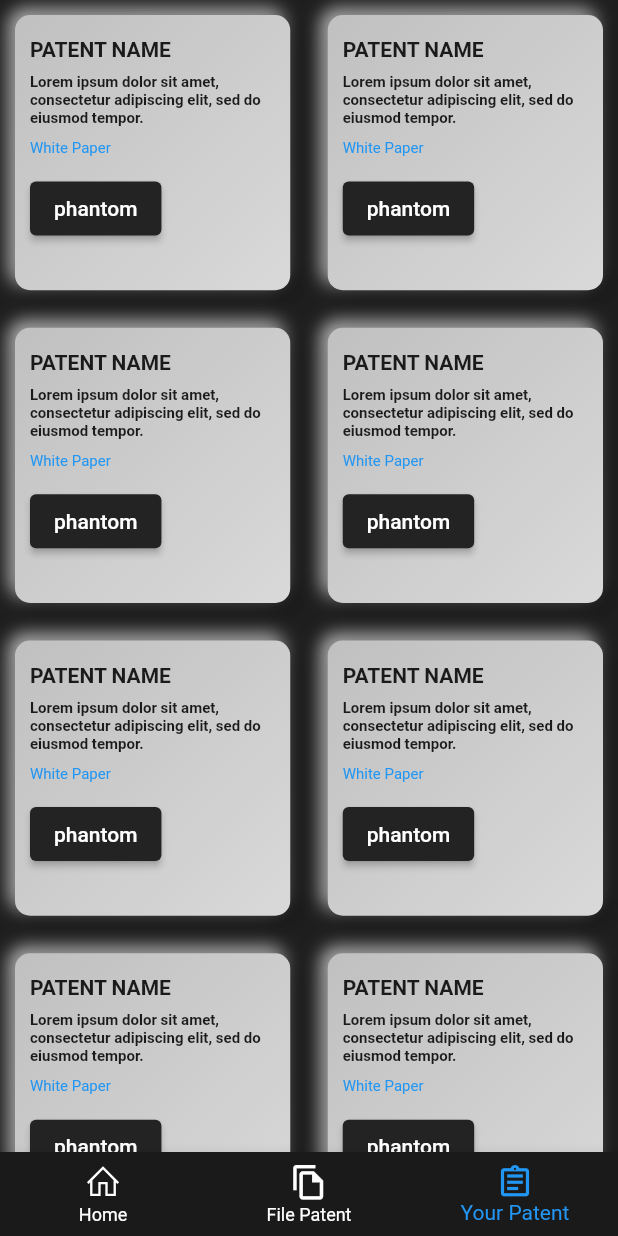
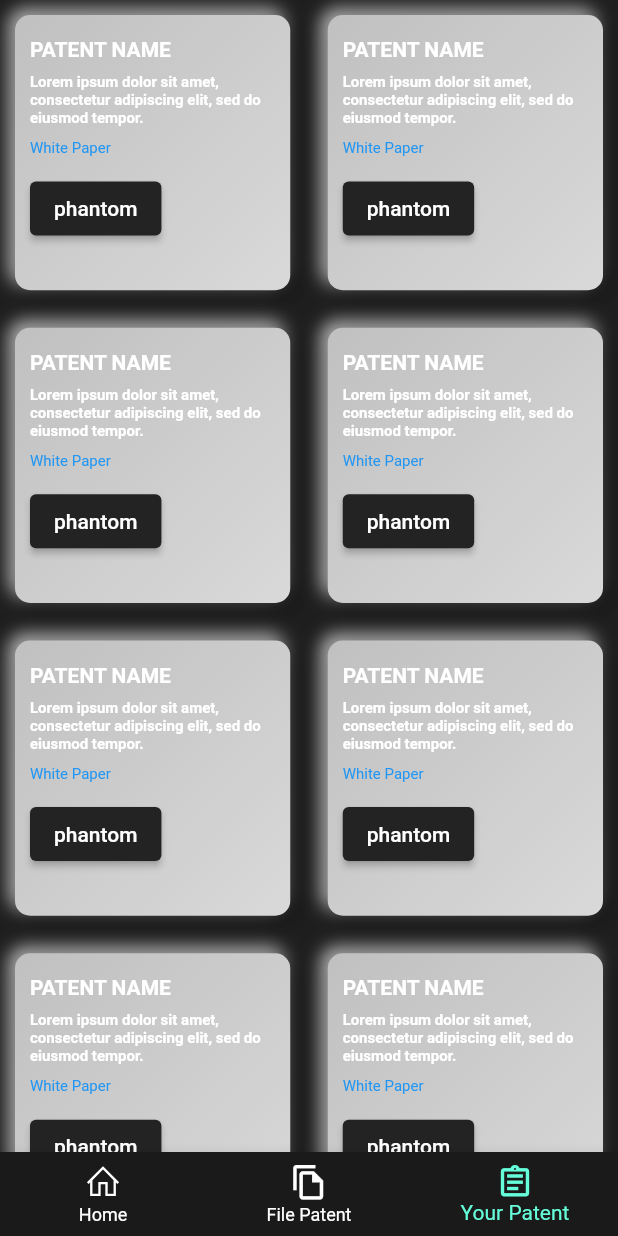
Before and after one commit to Daksh2356/Patent_De_App, a Flutter app: the screen it shows after launch, item 3 of the bottom bar chosen, on a phone screen of 412 x 824 dp. Run offline on Flutter 3.47's test engine with Material 2 defaults, Android fonts, the phone set to English and light mode, and no system bars; drawn by our look-alikes of flutter_neumorphic; our stand-ins replace firebase_core, google_fonts, line_icons, uni_links; missing offline and left inert: contactus, phantom_connect; accounts and stored records are empty.

Commit message:
added picture in file patent page

```diff
--- a/patent_dapp/lib/main.dart
+++ b/patent_dapp/lib/main.dart
@@ -7,6 +7,7 @@ import 'dart:async';
 import 'package:flutter/foundation.dart';
 import 'package:flutter/services.dart';
 import 'package:uni_links/uni_links.dart';
+import './pages/filepatent.dart';
 // ...
 
 void main() async {
@@ -115,9 +116,12 @@ class _MyAppState extends State<MyApp> {
     return MaterialApp(
       debugShowCheckedModeBanner: false,
       initialRoute: '/',
+      theme: ThemeData(
+          brightness: Brightness.dark, scaffoldBackgroundColor: Colors.black),
       routes: {
         '/': (context) => const BottomNav(),
         '/profile': (context) => const Ppage(),
+        '/patietent':(context) => const Body(),
       },
     );
   }
--- a/patent_dapp/lib/pages/bottom_nav.dart
+++ b/patent_dapp/lib/pages/bottom_nav.dart
@@ -2,6 +2,7 @@ import 'package:flutter/material.dart';
 import 'package:line_icons/line_icons.dart';
 import './crowdfunding.dart';
 import '../widgets/patent_card.dart';
+import './filepatent.dart';
 
 class BottomNav extends StatefulWidget {
   const BottomNav({super.key});
@@ -16,7 +17,7 @@ class _BottomNavState extends State<BottomNav>
 
   List children = [
     const Crowdfunding(),
-    const Crowdfunding(),
+    const Body(),
     PatentCard(),
   ];
 
--- a/patent_dapp/lib/pages/filepatent.dart
+++ b/patent_dapp/lib/pages/filepatent.dart
@@ -31,7 +31,7 @@ class Body extends StatelessWidget {
                         ),
                         image: DecorationImage(
                           fit: BoxFit.cover,
-                          image: AssetImage("images/project.jpg"),
+                          image: AssetImage("lib/images/project.jpg"),
                         ),
                       ),
                     ),
--- a/patent_dapp/pubspec.yaml
+++ b/patent_dapp/pubspec.yaml
@@ -71,8 +71,8 @@ flutter:
   uses-material-design: true
 
   # To add assets to your application, add an assets section, like this:
-  # assets:
-  #   - images/a_dot_burr.jpeg
+  assets:
+   - lib/images/
   #   - images/a_dot_ham.jpeg
 
   # An image asset can refer to one or more resolution-specific "variants", see
```
Also changed, not shown: patent_dapp/lib/images/project.jpg (added), patent_dapp/pubspec.lock.
